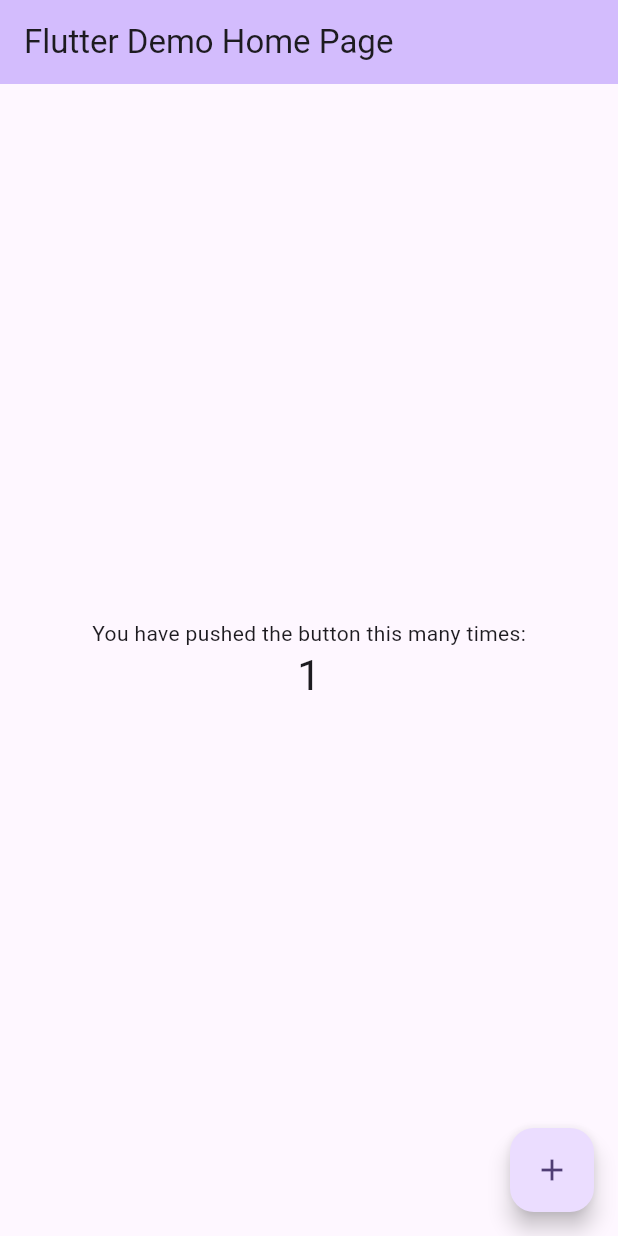
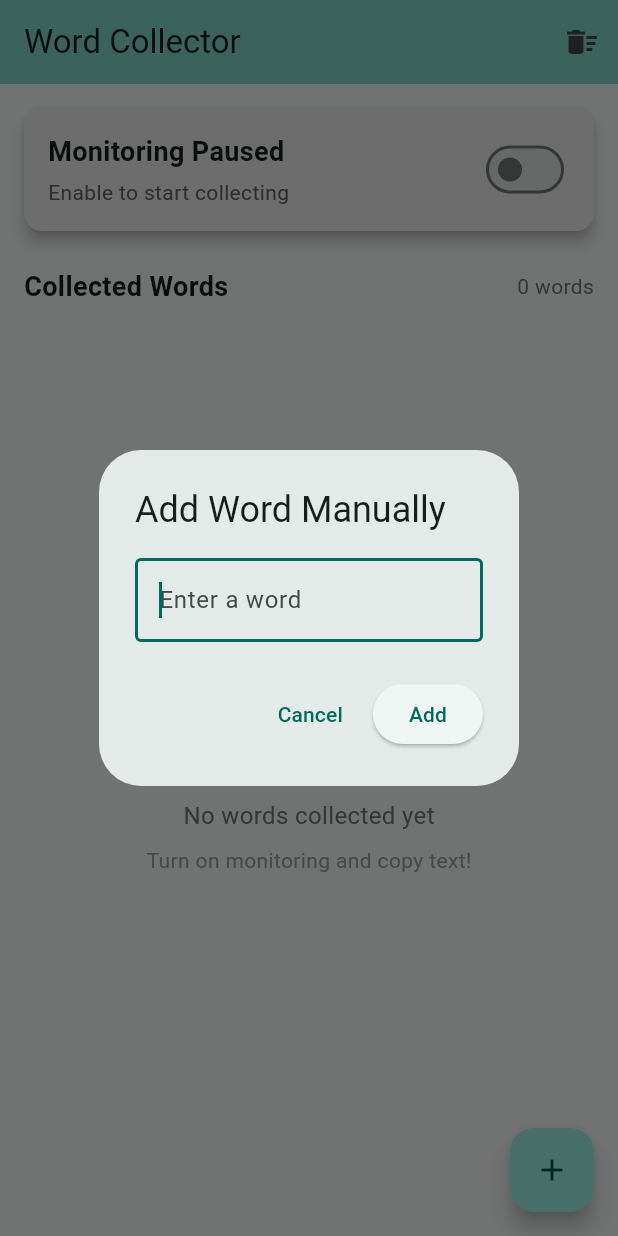
Before and after one commit to could-ai/019aa74a-0971-7f20-9069-a7e3d3f50eb9, a Flutter app: the screen it shows after launch, after a tap on the "add" icon, on a phone screen of 412 x 824 dp. Run offline on Flutter 3.47's test engine with Material 3 defaults, Android fonts, the phone set to English and light mode, and no system bars; our stand-ins replace shared_preferences.

Commit message:
Created WordItem model to store word details including definition, phonetic, and timestamp.; Created DictionaryService to fetch word definitions from the free Dictionary API.; Created ClipboardProvider to manage state, handle clipboard polling logic, and persist data using SharedPreferences.; Created HomeScreen with toggle switch, word list, and manual add functionality.; Updated main.dart to use MultiProvider and set up the app structure with HomeScreen.

```diff
--- a/usr/lib/main.dart
+++ b/usr/lib/main.dart
@@ -1,4 +1,7 @@
 import 'package:flutter/material.dart';
+import 'package:provider/provider.dart';
+import 'providers/clipboard_provider.dart';
+import 'screens/home_screen.dart';
 
 void main() {
   runApp(const MyApp());
@@ -7,117 +10,24 @@ void main() {
 class MyApp extends StatelessWidget {
   const MyApp({super.key});
 
-  // This widget is the root of your application.
   @override
   Widget build(BuildContext context) {
-    return MaterialApp(
-      title: 'Flutter Demo',
-      debugShowCheckedModeBanner: false,
-      theme: ThemeData(
-        // This is the theme of your application.
-        //
-        // TRY THIS: Try running your application with "flutter run". You'll see
-        // the application has a purple toolbar. Then, without quitting the app,
-        // try changing the seedColor in the colorScheme below to Colors.green
-        // and then invoke "hot reload" (save your changes or press the "hot
-        // reload" button in a Flutter-supported IDE, or press "r" if you used
-        // the command line to start the app).
-        //
-        // Notice that the counter didn't reset back to zero; the application
-        // state is not lost during the reload. To reset the state, use hot
-        // restart instead.
-        //
-        // This works for code too, not just values: Most code changes can be
-        // tested with just a hot reload.
-        colorScheme: ColorScheme.fromSeed(seedColor: Colors.deepPurple),
+    return MultiProvider(
+      providers: [
+        ChangeNotifierProvider(create: (_) => ClipboardProvider()),
+      ],
+      child: MaterialApp(
+        title: 'Word Collector',
+        debugShowCheckedModeBanner: false,
+        theme: ThemeData(
+          colorScheme: ColorScheme.fromSeed(seedColor: Colors.teal),
+          useMaterial3: true,
+        ),
+        initialRoute: '/',
+        routes: {
+          '/': (context) => const HomeScreen(),
+        },
       ),
-      initialRoute: '/',
-      routes: {
-        '/': (context) => const MyHomePage(title: 'Flutter Demo Home Page'),
-      },
     );
   }
 }
-
-class MyHomePage extends StatefulWidget {
-  const MyHomePage({super.key, required this.title});
-
-  // This widget is the home page of your application. It is stateful, meaning
-  // that it has a State object (defined below) that contains fields that affect
-  // how it looks.
-
-  // This class is the configuration for the state. It holds the values (in this
-  // case the title) provided by the parent (in this case the App widget) and
-  // used by the build method of the State. Fields in a Widget subclass are
-  // always marked "final".
-
-  final String title;
-
-  @override
-  State<MyHomePage> createState() => _MyHomePageState();
-}
-
-class _MyHomePageState extends State<MyHomePage> {
-  int _counter = 0;
-
-  void _incrementCounter() {
-    setState(() {
-      // This call to setState tells the Flutter framework that something has
-      // changed in this State, which causes it to rerun the build method below
-      // so that the display can reflect the updated values. If we changed
-      // _counter without calling setState(), then the build method would not be
-      // called again, and so nothing would appear to happen.
-      _counter++;
-    });
-  }
-
-  @override
-  Widget build(BuildContext context) {
-    // This method is rerun every time setState is called, for instance as done
-    // by the _incrementCounter method above.
-    //
-    // The Flutter framework has been optimized to make rerunning build methods
-    // fast, so that you can just rebuild anything that needs updating rather
-    // than having to individually change instances of widgets.
-    return Scaffold(
-      appBar: AppBar(
-        // TRY THIS: Try changing the color here to a specific color (to
-        // Colors.amber, perhaps?) and trigger a hot reload to see the AppBar
-        // change color while the other colors stay the same.
-        backgroundColor: Theme.of(context).colorScheme.inversePrimary,
-        // Here we take the value from the MyHomePage object that was created by
-        // the App.build method, and use it to set our appbar title.
-        title: Text(widget.title),
-      ),
-      body: Center(
-        // Center is a layout widget. It takes a single child and positions it
-        // in the middle of the parent.
-        child: Column(
-          // Column is also a layout widget. It takes a list of children and
-          // arranges them vertically. By default, it sizes itself to fit its
-          // children horizontally, and tries to be as tall as its parent.
-          //
-          // Column has various properties to control how it sizes itself and
-          // how it positions its children. Here we use mainAxisAlignment to
-          // center the children vertically; the main axis here is the vertical
-          // axis because Columns are vertical (the cross axis would be
-          // horizontal).
-          //
-          // TRY THIS: Invoke "debug painting" (choose the "Toggle Debug Paint"
-          // action in the IDE, or press "p" in the console), to see the
-          // wireframe for each widget.
-          mainAxisAlignment: MainAxisAlignment.center,
-          children: <Widget>[
-            const Text('You have pushed the button this many times:'),
-            Text('$_counter', style: Theme.of(context).textTheme.headlineMedium),
-          ],
-        ),
-      ),
-      floatingActionButton: FloatingActionButton(
-        onPressed: _incrementCounter,
-        tooltip: 'Increment',
-        child: const Icon(Icons.add),
-      ), // This trailing comma makes auto-formatting nicer for build methods.
-    );
-  }
-}
--- /dev/null
+++ b/usr/lib/models/word_model.dart
@@ -0,0 +1,41 @@
+import 'dart:convert';
+
+class WordItem {
+  final String id;
+  final String word;
+  final String definition;
+  final String phonetic;
+  final String? audioUrl;
+  final DateTime timestamp;
+
+  WordItem({
+    required this.id,
+    required this.word,
+    required this.definition,
+    required this.phonetic,
+    this.audioUrl,
+    required this.timestamp,
+  });
+
+  Map<String, dynamic> toJson() {
+    return {
+      'id': id,
+      'word': word,
+      'definition': definition,
+      'phonetic': phonetic,
+      'audioUrl': audioUrl,
+      'timestamp': timestamp.toIso8601String(),
+    };
+  }
+
+  factory WordItem.fromJson(Map<String, dynamic> json) {
+    return WordItem(
+      id: json['id'],
+      word: json['word'],
+      definition: json['definition'],
+      phonetic: json['phonetic'] ?? '',
+      audioUrl: json['audioUrl'],
+      timestamp: DateTime.parse(json['timestamp']),
+    );
+  }
+}
--- /dev/null
+++ b/usr/lib/providers/clipboard_provider.dart
@@ -0,0 +1,111 @@
+import 'dart:async';
+import 'dart:convert';
+import 'package:flutter/material.dart';
+import 'package:flutter/services.dart';
+import 'package:shared_preferences/shared_preferences.dart';
+import '../models/word_model.dart';
+import '../services/dictionary_service.dart';
+
+class ClipboardProvider with ChangeNotifier {
+  final DictionaryService _dictionaryService = DictionaryService();
+  List<WordItem> _words = [];
+  bool _isMonitoring = false;
+  Timer? _timer;
+  String? _lastClipboardContent;
+
+  List<WordItem> get words => _words;
+  bool get isMonitoring => _isMonitoring;
+
+  ClipboardProvider() {
+    _loadWords();
+  }
+
+  Future<void> _loadWords() async {
+    final prefs = await SharedPreferences.getInstance();
+    final String? wordsJson = prefs.getString('saved_words');
+    if (wordsJson != null) {
+      final List<dynamic> decoded = json.decode(wordsJson);
+      _words = decoded.map((item) => WordItem.fromJson(item)).toList();
+      // Sort by newest first
+      _words.sort((a, b) => b.timestamp.compareTo(a.timestamp));
+      notifyListeners();
+    }
+  }
+
+  Future<void> _saveWords() async {
+    final prefs = await SharedPreferences.getInstance();
+    final String encoded = json.encode(_words.map((w) => w.toJson()).toList());
+    await prefs.setString('saved_words', encoded);
+  }
+
+  void toggleMonitoring() {
+    _isMonitoring = !_isMonitoring;
+    if (_isMonitoring) {
+      _startMonitoring();
+    } else {
+      _stopMonitoring();
+    }
+    notifyListeners();
+  }
+
+  void _startMonitoring() {
+    // Poll clipboard every 2 seconds
+    _timer = Timer.periodic(const Duration(seconds: 2), (timer) {
+      _checkClipboard();
+    });
+  }
+
+  void _stopMonitoring() {
+    _timer?.cancel();
+    _timer = null;
+  }
+
+  Future<void> _checkClipboard() async {
+    final ClipboardData? data = await Clipboard.getData(Clipboard.kTextPlain);
+    if (data != null && data.text != null) {
+      final String content = data.text!.trim();
+
+      // Basic validation: ignore if empty, same as last, or too long (likely a sentence/paragraph)
+      if (content.isNotEmpty &&
+          content != _lastClipboardContent &&
+          !content.contains(' ') && // Only single words
+          content.length < 30) { // Reasonable word length limit
+
+        _lastClipboardContent = content;
+
+        // Check if we already have this word to avoid duplicates
+        final bool exists = _words.any((w) => w.word.toLowerCase() == content.toLowerCase());
+        if (!exists) {
+          await _fetchAndAddWord(content);
+        }
+      }
+    }
+  }
+
+  Future<void> _fetchAndAddWord(String word) async {
+    final WordItem? newItem = await _dictionaryService.fetchWordDefinition(word);
+    if (newItem != null) {
+      _words.insert(0, newItem); // Add to top
+      await _saveWords();
+      notifyListeners();
+    }
+  }
+
+  Future<void> deleteWord(String id) async {
+    _words.removeWhere((w) => w.id == id);
+    await _saveWords();
+    notifyListeners();
+  }
+
+  Future<void> clearAll() async {
+    _words.clear();
+    await _saveWords();
+    notifyListeners();
+  }
+
+  // Manual add for testing or user input
+  Future<void> manualAddWord(String word) async {
+    if (word.trim().isEmpty) return;
+    await _fetchAndAddWord(word.trim());
+  }
+}
--- /dev/null
+++ b/usr/lib/screens/home_screen.dart
@@ -0,0 +1,299 @@
+import 'package:flutter/material.dart';
+import 'package:provider/provider.dart';
+import 'package:intl/intl.dart';
+import '../providers/clipboard_provider.dart';
+import '../models/word_model.dart';
+
+class HomeScreen extends StatelessWidget {
+  const HomeScreen({super.key});
+
+  @override
+  Widget build(BuildContext context) {
+    final provider = Provider.of<ClipboardProvider>(context);
+
+    return Scaffold(
+      appBar: AppBar(
+        title: const Text('Word Collector'),
+        backgroundColor: Theme.of(context).colorScheme.inversePrimary,
+        actions: [
+          IconButton(
+            icon: const Icon(Icons.delete_sweep),
+            onPressed: () {
+              showDialog(
+                context: context,
+                builder: (ctx) => AlertDialog(
+                  title: const Text('Clear All?'),
+                  content: const Text('This will delete all collected words.'),
+                  actions: [
+                    TextButton(
+                      onPressed: () => Navigator.pop(ctx),
+                      child: const Text('Cancel'),
+                    ),
+                    TextButton(
+                      onPressed: () {
+                        provider.clearAll();
+                        Navigator.pop(ctx);
+                      },
+                      child: const Text('Clear'),
+                    ),
+                  ],
+                ),
+              );
+            },
+          )
+        ],
+      ),
+      body: Column(
+        children: [
+          // Monitoring Status Card
+          Card(
+            margin: const EdgeInsets.all(16.0),
+            elevation: 4,
+            color: provider.isMonitoring ? Colors.green.shade100 : Colors.grey.shade200,
+            child: Padding(
+              padding: const EdgeInsets.all(16.0),
+              child: Row(
+                mainAxisAlignment: MainAxisAlignment.spaceBetween,
+                children: [
+                  Column(
+                    crossAxisAlignment: CrossAxisAlignment.start,
+                    children: [
+                      Text(
+                        provider.isMonitoring ? 'Monitoring Active' : 'Monitoring Paused',
+                        style: const TextStyle(
+                          fontSize: 18,
+                          fontWeight: FontWeight.bold,
+                        ),
+                      ),
+                      const SizedBox(height: 4),
+                      Text(
+                        provider.isMonitoring
+                          ? 'Copy any word to define it'
+                          : 'Enable to start collecting',
+                        style: TextStyle(
+                          color: Colors.grey[700],
+                          fontSize: 14,
+                        ),
+                      ),
+                    ],
+                  ),
+                  Switch(
+                    value: provider.isMonitoring,
+                    onChanged: (value) => provider.toggleMonitoring(),
+                    activeColor: Colors.green,
+                  ),
+                ],
+              ),
+            ),
+          ),
+
+          // List Header
+          Padding(
+            padding: const EdgeInsets.symmetric(horizontal: 16.0, vertical: 8.0),
+            child: Row(
+              children: [
+                const Text(
+                  'Collected Words',
+                  style: TextStyle(fontSize: 18, fontWeight: FontWeight.bold),
+                ),
+                const Spacer(),
+                Text(
+                  '${provider.words.length} words',
+                  style: TextStyle(color: Colors.grey[600]),
+                ),
+              ],
+            ),
+          ),
+
+          // Words List
+          Expanded(
+            child: provider.words.isEmpty
+                ? Center(
+                    child: Column(
+                      mainAxisAlignment: MainAxisAlignment.center,
+                      children: [
+                        Icon(Icons.library_books_outlined, size: 64, color: Colors.grey[400]),
+                        const SizedBox(height: 16),
+                        Text(
+                          'No words collected yet',
+                          style: TextStyle(color: Colors.grey[600], fontSize: 16),
+                        ),
+                        const SizedBox(height: 8),
+                        const Text(
+                          'Turn on monitoring and copy text!',
+                          style: TextStyle(color: Colors.grey[500], fontSize: 14),
+                        ),
+                      ],
+                    ),
+                  )
+                : ListView.builder(
+                    itemCount: provider.words.length,
+                    itemBuilder: (context, index) {
+                      final word = provider.words[index];
+                      return Dismissible(
+                        key: Key(word.id),
+                        background: Container(
+                          color: Colors.red,
+                          alignment: Alignment.centerRight,
+                          padding: const EdgeInsets.only(right: 20),
+                          child: const Icon(Icons.delete, color: Colors.white),
+                        ),
+                        direction: DismissDirection.endToStart,
+                        onDismissed: (direction) {
+                          provider.deleteWord(word.id);
+                          ScaffoldMessenger.of(context).showSnackBar(
+                            SnackBar(content: Text('${word.word} deleted')),
+                          );
+                        },
+                        child: Card(
+                          margin: const EdgeInsets.symmetric(horizontal: 16, vertical: 4),
+                          child: ListTile(
+                            title: Text(
+                              word.word,
+                              style: const TextStyle(fontWeight: FontWeight.bold, fontSize: 18),
+                            ),
+                            subtitle: Column(
+                              crossAxisAlignment: CrossAxisAlignment.start,
+                              children: [
+                                if (word.phonetic.isNotEmpty)
+                                  Text(
+                                    word.phonetic,
+                                    style: TextStyle(color: Colors.blue[700], fontStyle: FontStyle.italic),
+                                  ),
+                                Text(
+                                  word.definition,
+                                  maxLines: 2,
+                                  overflow: TextOverflow.ellipsis,
+                                ),
+                              ],
+                            ),
+                            trailing: Text(
+                              DateFormat('MMM d').format(word.timestamp),
+                              style: TextStyle(color: Colors.grey[500], fontSize: 12),
+                            ),
+                            onTap: () {
+                              // Navigate to detail view if needed, or show full definition dialog
+                              _showWordDetails(context, word);
+                            },
+                          ),
+                        ),
+                      );
+                    },
+                  ),
+          ),
+        ],
+      ),
+      floatingActionButton: FloatingActionButton(
+        onPressed: () {
+          _showManualAddDialog(context, provider);
+        },
+        tooltip: 'Add Word Manually',
+        child: const Icon(Icons.add),
+      ),
+    );
+  }
+
+  void _showManualAddDialog(BuildContext context, ClipboardProvider provider) {
+    final TextEditingController controller = TextEditingController();
+    showDialog(
+      context: context,
+      builder: (ctx) => AlertDialog(
+        title: const Text('Add Word Manually'),
+        content: TextField(
+          controller: controller,
+          decoration: const InputDecoration(
+            hintText: 'Enter a word',
+            border: OutlineInputBorder(),
+          ),
+          autofocus: true,
+        ),
+        actions: [
+          TextButton(
+            onPressed: () => Navigator.pop(ctx),
+            child: const Text('Cancel'),
+          ),
+          ElevatedButton(
+            onPressed: () {
+              if (controller.text.isNotEmpty) {
+                provider.manualAddWord(controller.text);
+                Navigator.pop(ctx);
+              }
+            },
+            child: const Text('Add'),
+          ),
+        ],
+      ),
+    );
+  }
+
+  void _showWordDetails(BuildContext context, WordItem word) {
+    showModalBottomSheet(
+      context: context,
+      isScrollControlled: true,
+      shape: const RoundedRectangleBorder(
+        borderRadius: BorderRadius.vertical(top: Radius.circular(20)),
+      ),
+      builder: (ctx) => DraggableScrollableSheet(
+        initialChildSize: 0.5,
+        minChildSize: 0.3,
+        maxChildSize: 0.9,
+        expand: false,
+        builder: (_, controller) => SingleChildScrollView(
+          controller: controller,
+          padding: const EdgeInsets.all(24),
+          child: Column(
+            crossAxisAlignment: CrossAxisAlignment.start,
+            children: [
+              Center(
+                child: Container(
+                  width: 40,
+                  height: 4,
+                  margin: const EdgeInsets.only(bottom: 20),
+                  decoration: BoxDecoration(
+                    color: Colors.grey[300],
+                    borderRadius: BorderRadius.circular(2),
+                  ),
+                ),
+              ),
+              Text(
+                word.word,
+                style: const TextStyle(fontSize: 32, fontWeight: FontWeight.bold),
+              ),
+              if (word.phonetic.isNotEmpty)
+                Padding(
+                  padding: const EdgeInsets.only(top: 8.0),
+                  child: Text(
+                    word.phonetic,
+                    style: TextStyle(
+                      fontSize: 20,
+                      color: Colors.blue[700],
+                      fontStyle: FontStyle.italic,
+                    ),
+                  ),
+                ),
+              const SizedBox(height: 24),
+              const Text(
+                'Definition',
+                style: TextStyle(fontSize: 18, fontWeight: FontWeight.bold),
+              ),
+              const SizedBox(height: 8),
+              Text(
+                word.definition,
+                style: const TextStyle(fontSize: 16, height: 1.5),
+              ),
+              const SizedBox(height: 24),
+              const Text(
+                'Added On',
+                style: TextStyle(fontSize: 14, fontWeight: FontWeight.bold, color: Colors.grey),
+              ),
+              Text(
+                DateFormat('MMMM d, yyyy - h:mm a').format(word.timestamp),
+                style: const TextStyle(fontSize: 14, color: Colors.grey),
+              ),
+            ],
+          ),
+        ),
+      ),
+    );
+  }
+}
```
Also changed, not shown: usr/lib/services/dictionary_service.dart (added, +70 -0 lines).
